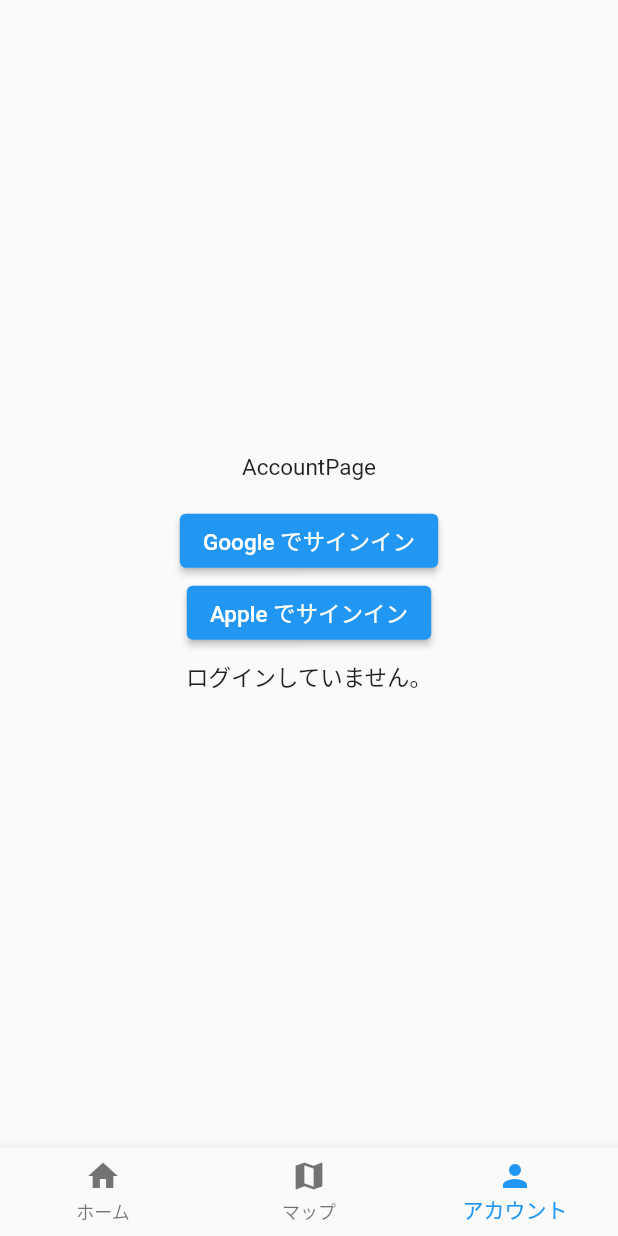
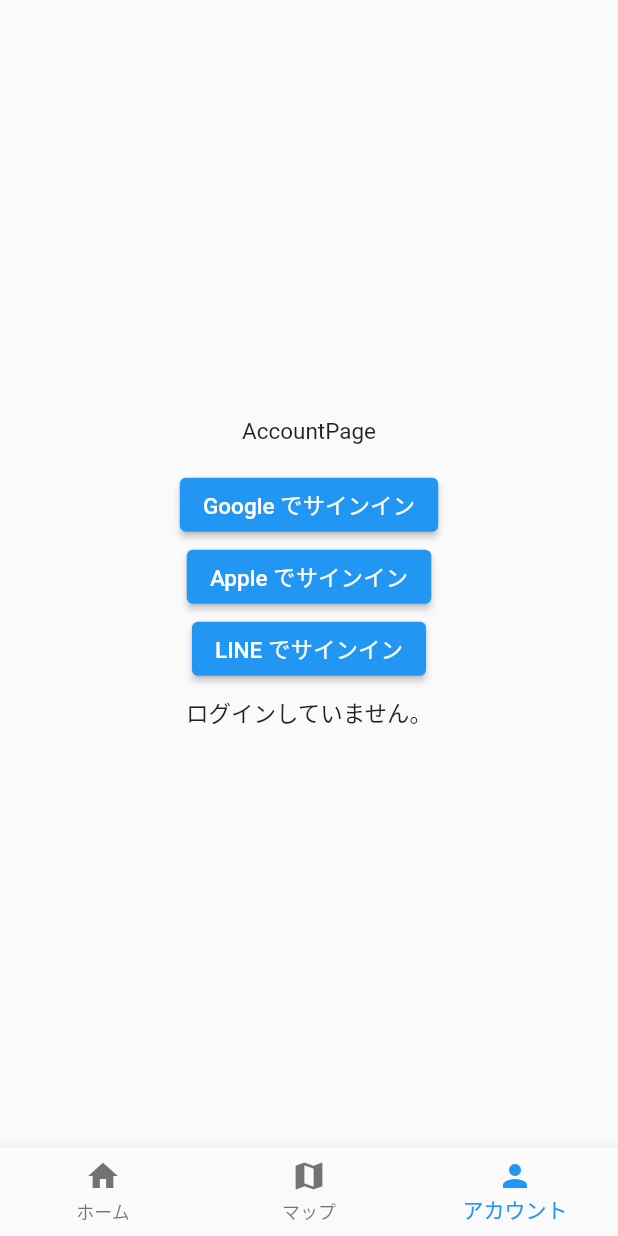
Before and after one commit to kosukesaigusa/mottai-flutter-app, a Flutter app: the screen it shows after launch, item 3 of the bottom bar chosen, on a phone screen of 412 x 824 dp. Run offline on Flutter 3.47's test engine with Material 2 defaults, Android fonts, the phone set to English and light mode, and no system bars; our stand-ins replace cloud_firestore, firebase_auth, firebase_core, firebase_dynamic_links, firebase_messaging, firebase_storage and 11 more; missing offline and left inert: flutter_line_sdk, geoflutterfire, ks_flutter_commons, mottai_flutter_app_models; accounts and stored records are empty; generated files the repository leaves out were written again; project files that could hold a hidden picture were left out.

Commit message:
feat: add line sdk client feature

```diff
--- a/packages/mobile/lib/main.dart
+++ b/packages/mobile/lib/main.dart
@@ -1,6 +1,7 @@
 import 'package:firebase_core/firebase_core.dart';
 import 'package:flutter/material.dart';
 import 'package:flutter/services.dart';
+import 'package:flutter_line_sdk/flutter_line_sdk.dart';
 import 'package:hooks_riverpod/hooks_riverpod.dart';
 import 'package:ks_flutter_commons/ks_flutter_commons.dart';
 
@@ -47,5 +48,6 @@ Future<void> initialize() async {
   await Future.wait([
     SharedPreferencesService.initialize(),
     FirebaseMessagingService.initialize(),
+    LineSDK.instance.setup(const String.fromEnvironment('LINE_CHANNEL_ID')),
   ]);
 }
--- a/packages/mobile/lib/pages/account/account_page.dart
+++ b/packages/mobile/lib/pages/account/account_page.dart
@@ -58,6 +58,12 @@ class AccountPage extends HookConsumerWidget {
             await ref.read(accountPageController.notifier).signInWithApple();
           },
           child: const Text('Apple でサインイン'),
+        ),
+        ElevatedButton(
+          onPressed: () async {
+            await ref.read(accountPageController.notifier).signInWithLine();
+          },
+          child: const Text('LINE でサインイン'),
         ),
         const Gap(8),
         const Text('ログインしていません。'),
--- a/packages/mobile/lib/utils/enums.dart
+++ b/packages/mobile/lib/utils/enums.dart
@@ -1,4 +1,5 @@
 enum SignInMethodEnum {
   google,
   apple,
+  line,
 }
```
Also changed, not shown: packages/mobile/lib/controllers/account/account_page_controller.dart (+18 -4 lines), packages/mobile/lib/repository/auth/auth_repository.dart (+23 -12 lines), 2 other files.
